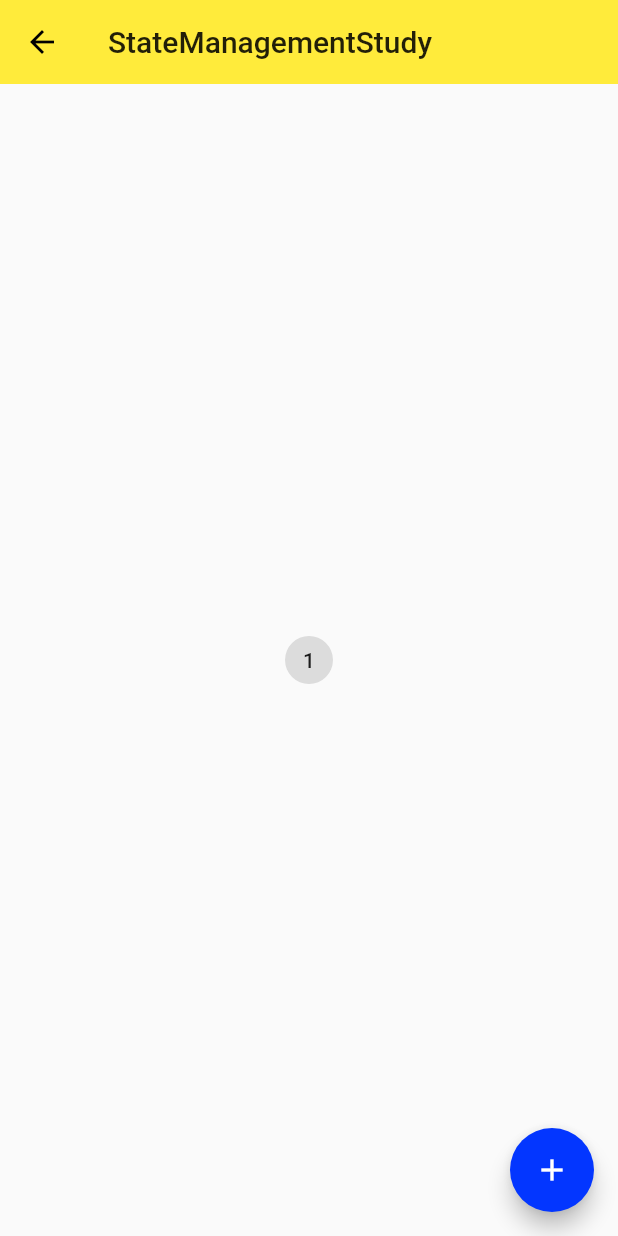
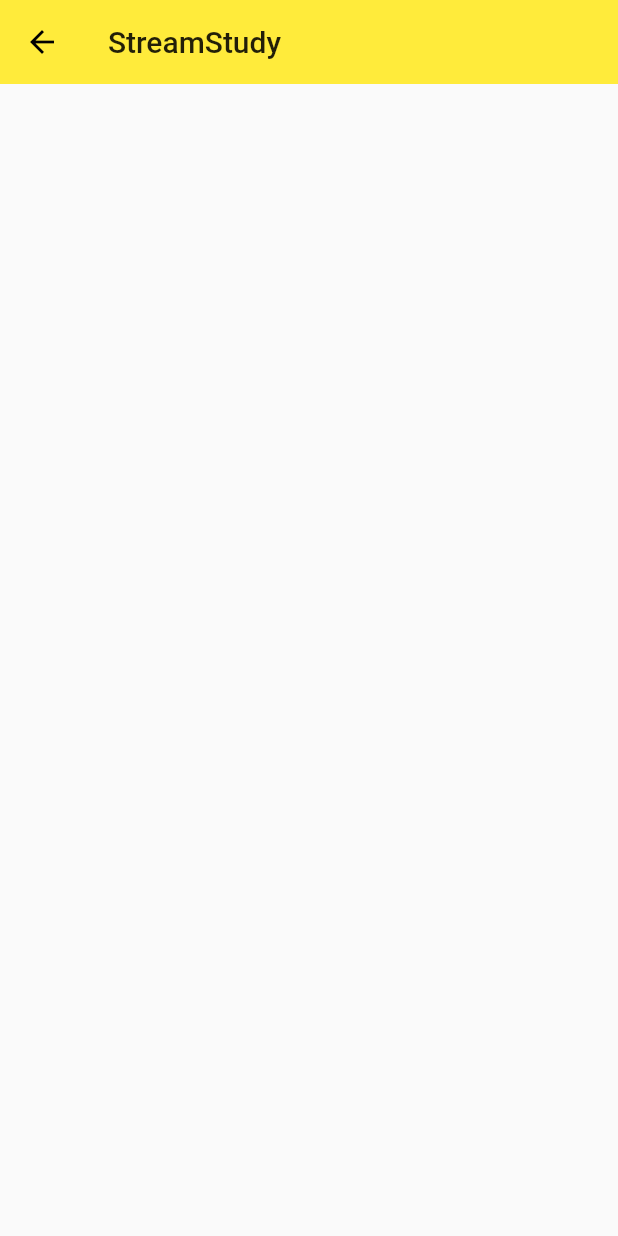
Before and after one commit to tck8888/flutter_study, a Flutter app: the screen it shows after launch, on a phone screen of 412 x 824 dp. Run offline on Flutter 3.47's test engine with Material 2 defaults, Android fonts, the phone set to English and light mode, and no system bars.

Commit message:
Stream学习

```diff
--- a/lib/main.dart
+++ b/lib/main.dart
@@ -5,6 +5,7 @@ import 'package:flutter_study/study_widget/list_view_study.dart';
 import 'package:flutter_study/study_widget/basic_study.dart';
 import 'package:flutter_study/study_widget/layout_study.dart';
 import 'package:flutter_study/study_widget/state/state_management_study.dart';
+import 'package:flutter_study/study_widget/stream/stream_study.dart';
 import 'package:flutter_study/study_widget/view_page_study.dart';
 import 'package:flutter_study/study_widget/sliver_study.dart';
 import 'package:flutter_study/study_widget/navigator_study.dart';
@@ -25,13 +26,14 @@ class MyApp extends StatelessWidget {
           splashColor: Colors.white70,
           accentColor:Color.fromRGBO(3, 54, 255, 1.0),
         ),
-        initialRoute: '/state_management',
+        initialRoute: '/stream',
         routes: {
           '/':(context)=>Home(),
           '/about':(context)=>Page(title: "About"),
           '/form':(context)=>FormStudy(),
           '/mdc':(context)=>MaterialComponents(),
           '/state_management':(context)=>StateManagementStudy(),
+          '/stream':(context)=>StreamStudy(),
         },
     );
   }
--- /dev/null
+++ b/lib/study_widget/stream/stream_study.dart
@@ -0,0 +1,53 @@
+import 'package:flutter/material.dart';
+
+class StreamStudy extends StatelessWidget {
+  @override
+  Widget build(BuildContext context) {
+    return Scaffold(
+      appBar: AppBar(
+        title: Text("StreamStudy"),
+        elevation: 0,
+      ),
+      body: StreamDemoHome(),
+    );
+  }
+}
+
+class StreamDemoHome extends StatefulWidget {
+  @override
+  _StreamDemoHomeState createState() => _StreamDemoHomeState();
+}
+
+class _StreamDemoHomeState extends State<StreamDemoHome> {
+
+  @override
+  void initState() {
+    // TODO: implement initState
+    super.initState();
+    debugPrint("=====================create stream");
+    Stream<String> _streamDemo = Stream.fromFuture(fetchData());
+    debugPrint("=====================create stream listen");
+    _streamDemo.listen(onData,onError:onError,onDone: onDone);
+    debugPrint("=====================create stream compeleted");
+
+  }
+  void onError(error){
+    debugPrint("=====================create stream onError$error");
+  } void onDone(){
+    debugPrint("=====================create stream onDone");
+  }
+
+  void onData(String data){
+    debugPrint("=====================$data");
+  }
+
+  Future<String> fetchData() async{
+    await Future.delayed(Duration(seconds: 3));
+    throw "somekkkkkk";
+    return 'hello tck~';
+  }
+  @override
+  Widget build(BuildContext context) {
+    return Container();
+  }
+}
```
